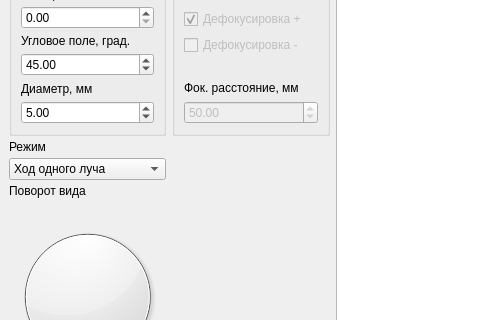
This is mainwindow.ui in cool-palace/Focon as Qt 5 draws it before an edit; both pictures show x 0 to 491 and y 314 to 634 of the 1073 by 762 pixel window. The edited form follows.
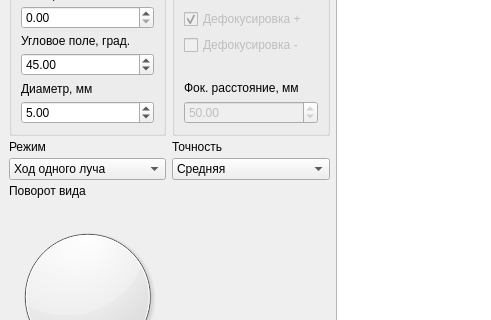
This is the edited form.

Commit message: Added outer diameter optimisation mode Added precision settings Optimized single beam calculation for using it in complex modes Optimized cone initialisation procedure

```diff
--- a/mainwindow.ui
+++ b/mainwindow.ui
@@ -540,6 +540,33 @@
           </property>
          </widget>
         </item>
+        <item row="4" column="1">
+         <widget class="QComboBox" name="precision">
+          <property name="toolTip">
+           <string>&lt;html&gt;&lt;head/&gt;&lt;body&gt;&lt;p&gt;&lt;br/&gt;&lt;/p&gt;&lt;/body&gt;&lt;/html&gt;</string>
+          </property>
+          <item>
+           <property name="text">
+            <string>Средняя</string>
+           </property>
+          </item>
+          <item>
+           <property name="text">
+            <string>Повышенная</string>
+           </property>
+          </item>
+         </widget>
+        </item>
+        <item row="3" column="1">
+         <widget class="QLabel" name="label_precision">
+          <property name="toolTip">
+           <string>&lt;html&gt;&lt;head/&gt;&lt;body&gt;&lt;p&gt;Повышение точности увеличивает время вычислений&lt;/p&gt;&lt;/body&gt;&lt;/html&gt;</string>
+          </property>
+          <property name="text">
+           <string>Точность</string>
+          </property>
+         </widget>
+        </item>
        </layout>
       </item>
      </layout>
```
Left out of the diff: 7 changed lines with no effect on the pictures. The commit also changes 6 other files.
